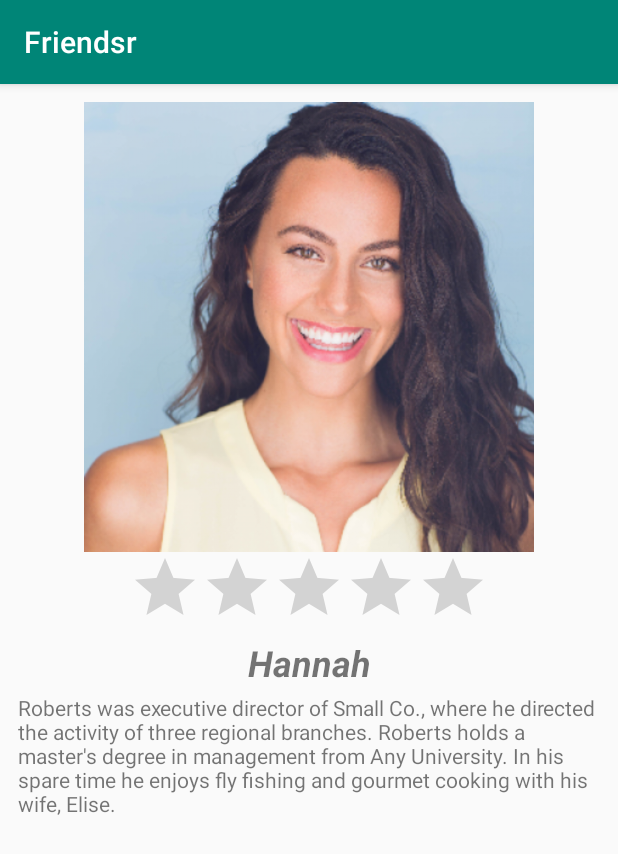
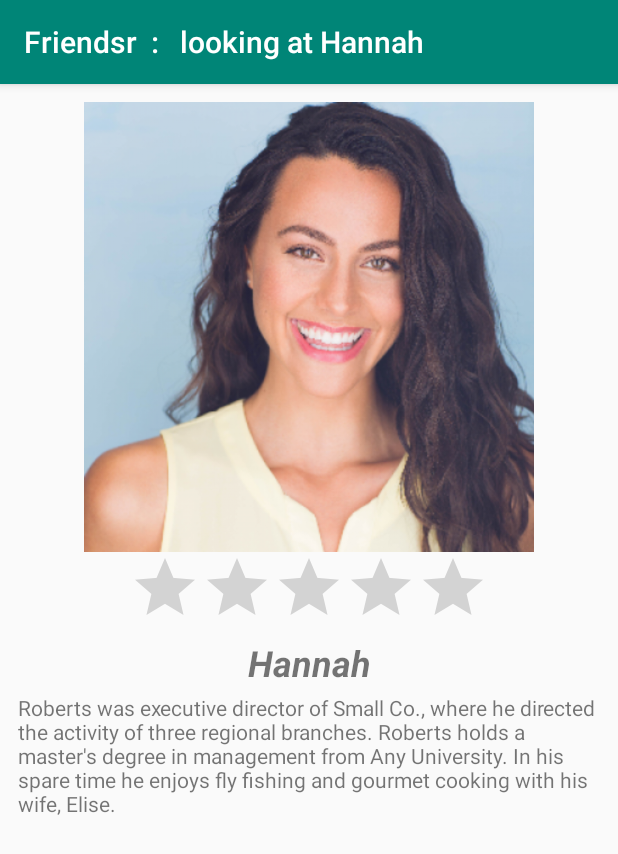
Before and after one commit to tomotten/Friendsr, an Android app: the screen it shows after launch (ProfileActivity), after a tap on "Hannah", on a phone screen of 412 x 824 dp. Shown: the top 854 px of the screen. Run offline under Robolectric (Android 15) with nearby library versions, the phone set to English and light mode, and no system bars.

Commit message:
show names in topmenu

```diff
--- a/app/src/main/AndroidManifest.xml
+++ b/app/src/main/AndroidManifest.xml
@@ -16,7 +16,7 @@
                 <category android:name="android.intent.category.LAUNCHER" />
             </intent-filter>
         </activity>
-        <activity android:name=".ProfileActivity"></activity>
+        <activity android:name=".ProfileActivity" />
     </application>
 
 </manifest>
--- a/app/src/main/java/com/friendsr/tom/friendsr/MainActivity.java
+++ b/app/src/main/java/com/friendsr/tom/friendsr/MainActivity.java
@@ -67,5 +67,4 @@ public class MainActivity extends AppCompatActivity {
             startActivity(intent);
         }
     }
-
 }
--- a/app/src/main/java/com/friendsr/tom/friendsr/ProfileActivity.java
+++ b/app/src/main/java/com/friendsr/tom/friendsr/ProfileActivity.java
@@ -19,7 +19,7 @@ public class ProfileActivity extends AppCompatActivity {
         setContentView(R.layout.activity_profile);
         Intent intent = getIntent();
         retrievedFriend = (Friend) intent.getSerializableExtra("clicked_friend");
-
+        setTitle("Friendsr  :   looking at " + retrievedFriend.getFriendName());      // make the name of friend appear in top menu
         TextView nameView = findViewById(R.id.nameField);
         nameView.setText(retrievedFriend.getFriendName());  // Set correct name
 
--- a/app/src/main/res/layout/activity_main.xml
+++ b/app/src/main/res/layout/activity_main.xml
@@ -11,6 +11,6 @@
     <GridView
         android:id="@+id/listView"
         android:layout_width="match_parent"
-        android:layout_height="match_parent"
+        android:layout_height="wrap_content"
         android:numColumns="3" />
 </LinearLayout>
```
